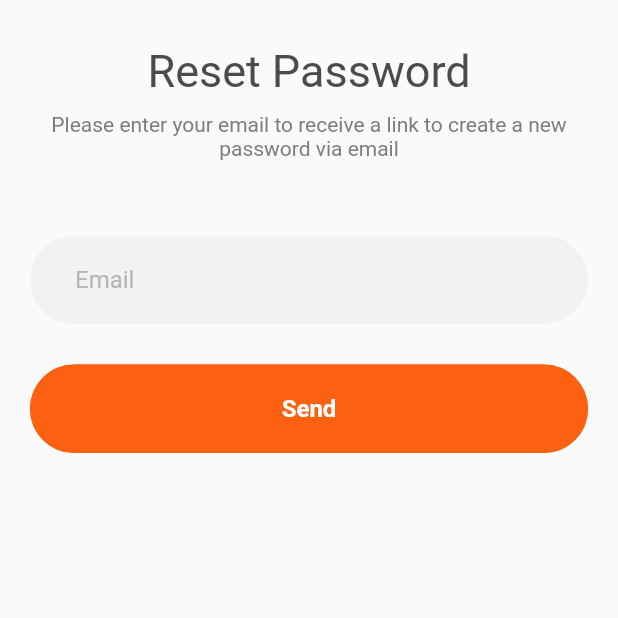
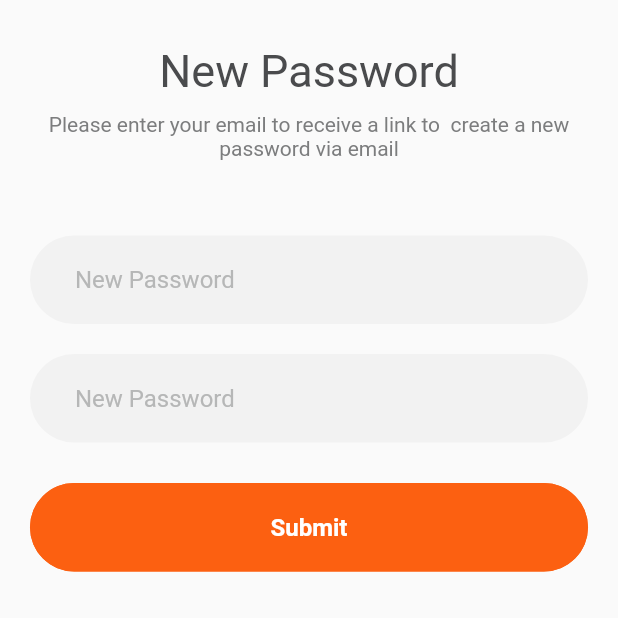
Before and after one commit to yopiangga/meal-monkey-app, a Flutter app: the screen it shows after launch, on a phone screen of 412 x 824 dp, the top half of it. Run offline on Flutter 3.47's test engine with Material 2 defaults, Android fonts, the phone set to English and light mode, and no system bars.

Commit message:
otp & new password

```diff
--- /dev/null
+++ b/lib/NewPasswordPage.dart
@@ -0,0 +1,105 @@
+import 'package:flutter/material.dart';
+import 'package:meal_monkey_app/CustomColors.dart';
+
+class NewPasswordPage extends StatelessWidget {
+  const NewPasswordPage({Key? key}) : super(key: key);
+
+  @override
+  Widget build(BuildContext context) {
+    return Scaffold(
+      body: ListView(
+        children: [
+          Container(
+            margin: EdgeInsets.fromLTRB(20, 30, 20, 30),
+            child: Column(
+              children: [
+                Text(
+                  "New Password",
+                  style: TextStyle(
+                      fontSize: 30,
+                      color: CustomColors.primary,
+                      fontWeight: FontWeight.w400),
+                ),
+                SizedBox(
+                  height: 10,
+                ),
+                Text(
+                  "Please enter your email to receive a link to  create a new password via email",
+                  style: TextStyle(fontSize: 14, color: CustomColors.secondary),
+                  textAlign: TextAlign.center,
+                )
+              ],
+            ),
+          ),
+          Container(
+              margin: EdgeInsets.fromLTRB(20, 20, 20, 20),
+              child: Column(
+                children: [
+                  TextField(
+                    style: TextStyle(color: CustomColors.primary, fontSize: 16),
+                    cursorColor: CustomColors.secondary,
+                    decoration: InputDecoration(
+                        focusedBorder: OutlineInputBorder(
+                            borderRadius: BorderRadius.circular(30.0),
+                            borderSide: BorderSide(
+                                color: CustomColors.main.withOpacity(0))),
+                        fillColor: CustomColors.grey,
+                        filled: true,
+                        hintText: 'New Password',
+                        hintStyle: TextStyle(color: CustomColors.placeholder),
+                        enabledBorder: OutlineInputBorder(
+                            borderRadius: BorderRadius.circular(30.0),
+                            borderSide: BorderSide(
+                                color: CustomColors.main.withOpacity(0))),
+                        contentPadding: EdgeInsets.fromLTRB(30, 20, 30, 20)),
+                  ),
+                  SizedBox(
+                    height: 20,
+                  ),
+                  TextField(
+                    style: TextStyle(color: CustomColors.primary, fontSize: 16),
+                    cursorColor: CustomColors.secondary,
+                    decoration: InputDecoration(
+                        focusedBorder: OutlineInputBorder(
+                            borderRadius: BorderRadius.circular(30.0),
+                            borderSide: BorderSide(
+                                color: CustomColors.main.withOpacity(0))),
+                        fillColor: CustomColors.grey,
+                        filled: true,
+                        hintText: 'New Password',
+                        hintStyle: TextStyle(color: CustomColors.placeholder),
+                        enabledBorder: OutlineInputBorder(
+                            borderRadius: BorderRadius.circular(30.0),
+                            borderSide: BorderSide(
+                                color: CustomColors.main.withOpacity(0))),
+                        contentPadding: EdgeInsets.fromLTRB(30, 20, 30, 20)),
+                  ),
+                ],
+              )),
+          Container(
+              padding: EdgeInsets.fromLTRB(20, 7, 20, 7),
+              child: TextButton(
+                onPressed: () {},
+                child: Text(
+                  "Submit",
+                  style: TextStyle(
+                      color: Colors.white,
+                      fontSize: 16,
+                      fontWeight: FontWeight.w600),
+                ),
+                style: ButtonStyle(
+                  shape: MaterialStateProperty.all<RoundedRectangleBorder>(
+                      RoundedRectangleBorder(
+                          borderRadius: BorderRadius.circular(30.0),
+                          side: BorderSide(color: CustomColors.main))),
+                  padding:
+                      MaterialStateProperty.all<EdgeInsets>(EdgeInsets.all(20)),
+                  backgroundColor:
+                      MaterialStateProperty.all<Color>(CustomColors.main),
+                ),
+              )),
+        ],
+      ),
+    );
+  }
+}
--- a/lib/main.dart
+++ b/lib/main.dart
@@ -1,5 +1,7 @@
 import 'package:flutter/material.dart';
 import 'package:meal_monkey_app/LoginPage.dart';
+import 'package:meal_monkey_app/NewPasswordPage.dart';
+import 'package:meal_monkey_app/OTPPage.dart';
 import 'package:meal_monkey_app/ResetPasswordPage.dart';
 import 'package:meal_monkey_app/SignUpPage.dart';
 import 'package:meal_monkey_app/StartPage.dart';
@@ -16,7 +18,7 @@ class MyApp extends StatelessWidget {
   Widget build(BuildContext context) {
     return MaterialApp(
       title: 'Meal Monkey',
-      home: ResetPasswordPage(),
+      home: NewPasswordPage(),
       debugShowCheckedModeBanner: false,
     );
   }
```
Also changed, not shown: lib/OTPPage.dart (added, +186 -0 lines).
